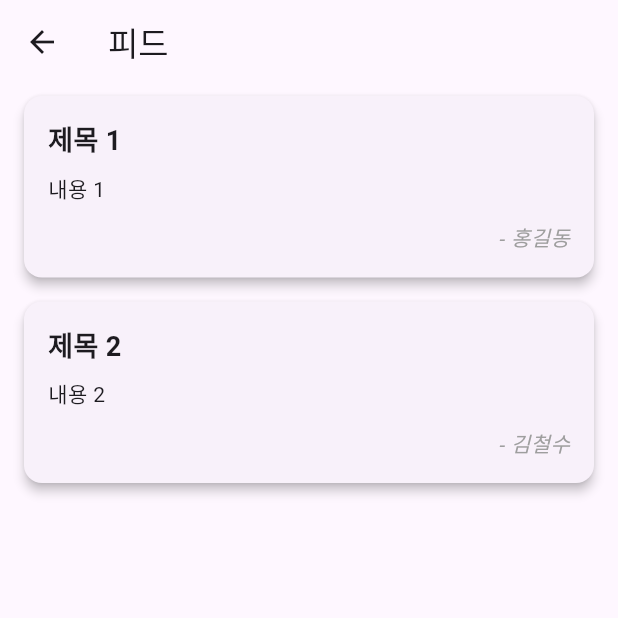
After one commit to hyeonuk940/fire-feed-app, a Flutter app: the DiaryFeedScreen screen opened directly, on a phone screen of 412 x 824 dp, the top half of it. The commit adds this screen. Run offline on Flutter 3.47's test engine with Material 3 defaults, Android fonts, the light colour scheme and no system bars.

Commit message:
피드페이지파일 생성

```diff
--- /dev/null
+++ b/lib/diary_feed_screen.dart
@@ -0,0 +1,70 @@
+// lib/feed_screen.dart
+import 'package:flutter/material.dart';
+
+class DiaryFeedScreen extends StatelessWidget {
+  const DiaryFeedScreen({super.key});
+
+  // 가상의 피드 데이터
+  final List<Map<String, String>> posts = const [
+    {
+      'title': '제목 1',
+      'content': '내용 1',
+      'author': '홍길동'
+    },
+    {
+      'title': '제목 2',
+      'content': '내용 2',
+      'author': '김철수',
+    }
+  ];
+
+  @override
+  Widget build(BuildContext context) {
+    return Scaffold(
+      appBar: AppBar(
+        title: const Text('피드'),
+      ),
+      body: ListView.builder(
+        itemCount: posts.length,
+        itemBuilder: (context, index) {
+          final post = posts[index];
+          return Card(
+            margin: const EdgeInsets.symmetric(horizontal: 16, vertical: 8),
+            elevation: 3,
+            shape: RoundedRectangleBorder(
+              borderRadius: BorderRadius.circular(12),
+            ),
+            child: Padding(
+              padding: const EdgeInsets.all(16),
+              child: Column(
+                crossAxisAlignment: CrossAxisAlignment.start,
+                children: [
+                  Text(
+                    post['title'] ?? '',
+                    style: const TextStyle(
+                      fontSize: 18,
+                      fontWeight: FontWeight.bold,
+                    ),
+                  ),
+                  const SizedBox(height: 8),
+                  Text(post['content'] ?? ''),
+                  const SizedBox(height: 12),
+                  Align(
+                    alignment: Alignment.bottomRight,
+                    child: Text(
+                      '- ${post['author']}',
+                      style: const TextStyle(
+                        fontStyle: FontStyle.italic,
+                        color: Colors.grey,
+                      ),
+                    ),
+                  ),
+                ],
+              ),
+            ),
+          );
+        },
+      ),
+    );
+  }
+}
--- a/lib/main.dart
+++ b/lib/main.dart
@@ -1,3 +1,4 @@
+import 'package:fire_feed_app/diary_feed_screen.dart';
 import 'package:fire_feed_app/home_screen.dart';
 import 'package:flutter/material.dart';
 
```
